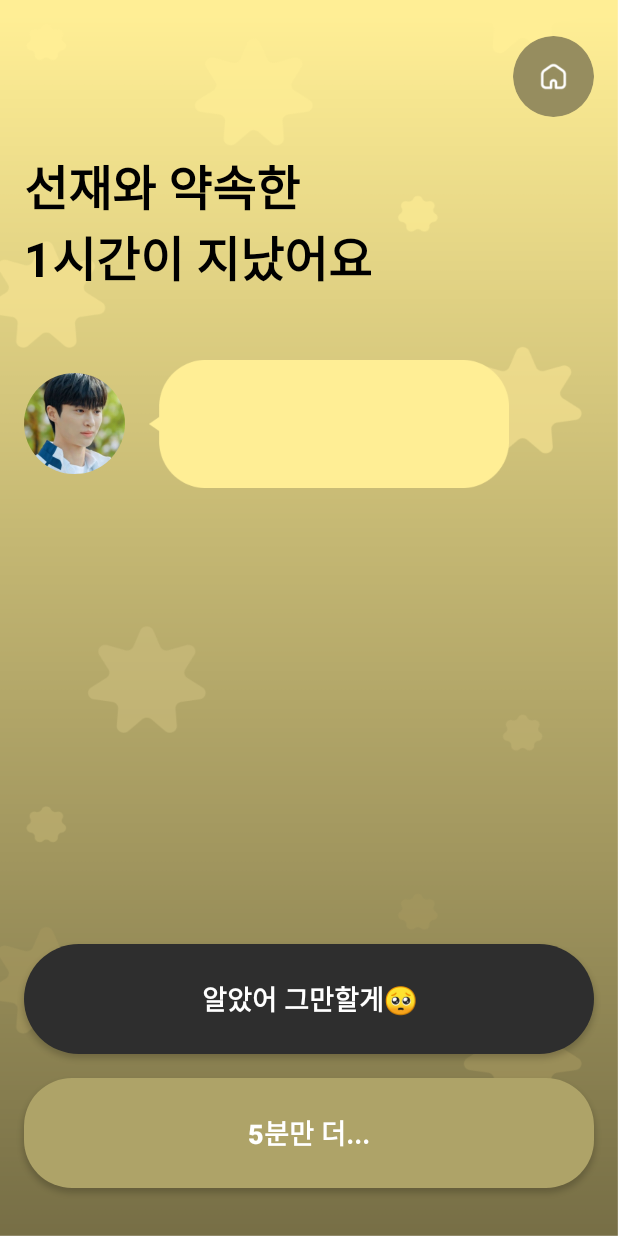
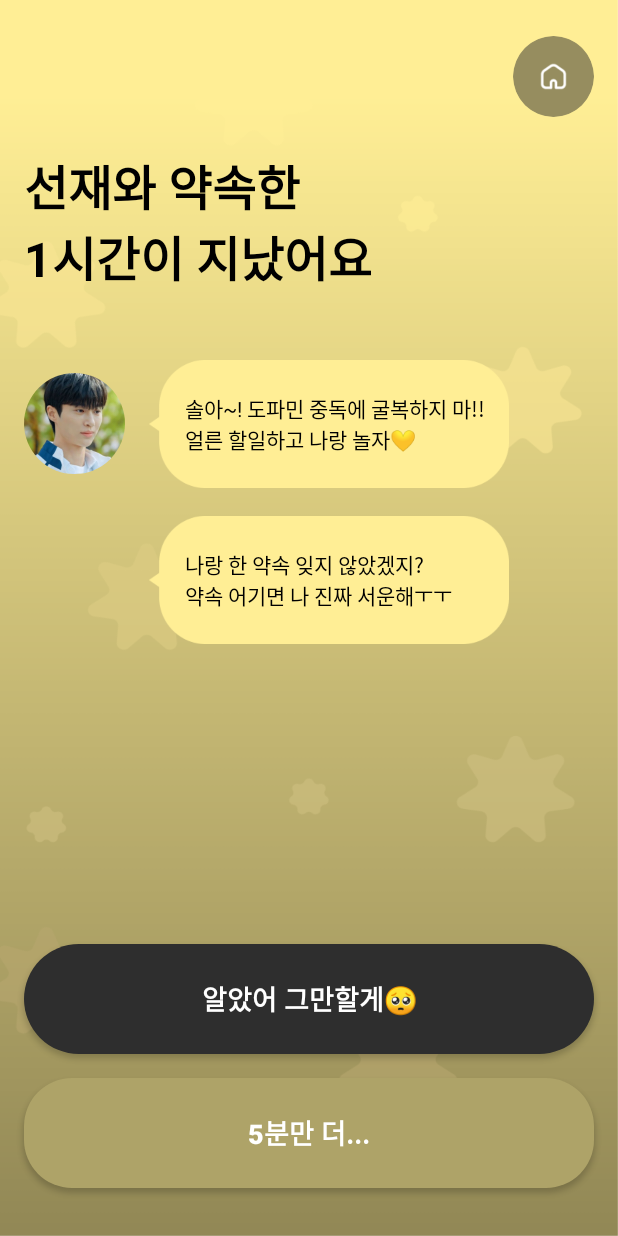
Before and after one commit to DDORING/UTeam-Android, an Android app: the layout activity_bn_alarm.xml on its own in the app's theme, with its tools: preview values and no code run, on a phone screen of 412 x 824 dp. Run offline under Robolectric (Android 15) with nearby library versions, the phone set to English and light mode, and no system bars.

Commit message:
20240601-12:50pm

```diff
--- a/app/src/main/res/layout/activity_bn_alarm.xml
+++ b/app/src/main/res/layout/activity_bn_alarm.xml
@@ -45,7 +45,46 @@
         app:layout_constraintTop_toTopOf="@id/chat_user"
         app:layout_constraintBottom_toBottomOf="@id/chat_user"
         app:layout_constraintStart_toEndOf="@id/chat_user"
+        android:src="@drawable/character_chat" >
+    </androidx.appcompat.widget.AppCompatImageView>
+
+    <TextView
+        android:id="@+id/chat_text01"
+        android:layout_width="wrap_content"
+        android:layout_height="wrap_content"
+        android:text = "솔아~! 도파민 중독에 굴복하지 마!!\n얼른 할일하고 나랑 놀자💛"
+        android:textColor="@color/black"
+        android:textSize="14sp"
+        android:layout_marginLeft="24dp"
+        app:layout_constraintTop_toTopOf="@id/chat_box"
+        app:layout_constraintStart_toStartOf="@id/chat_box"
+        app:layout_constraintBottom_toBottomOf="@id/chat_box"/>
+
+
+
+    <androidx.appcompat.widget.AppCompatImageView
+        android:id="@+id/chat_box_2"
+        android:layout_width="240dp"
+        android:layout_height="88dp"
+        android:layout_marginLeft="16dp"
+        android:layout_marginTop="16dp"
+        app:layout_constraintTop_toBottomOf="@id/chat_box"
+        app:layout_constraintEnd_toEndOf="@id/chat_box"
         android:src="@drawable/character_chat" />
+
+    <TextView
+        android:id="@+id/chat_text_02"
+        android:layout_width="wrap_content"
+        android:layout_height="wrap_content"
+        android:text = "나랑 한 약속 잊지 않았겠지?\n약속 어기면 나 진짜 서운해ㅜㅜ"
+        android:textColor="@color/black"
+        android:textSize="14sp"
+        android:layout_marginLeft="24dp"
+        app:layout_constraintTop_toTopOf="@id/chat_box_2"
+        app:layout_constraintStart_toStartOf="@id/chat_box_2"
+        app:layout_constraintBottom_toBottomOf="@id/chat_box_2"/>
+
+
 
 
     <androidx.appcompat.widget.AppCompatButton
```
Also changed, not shown: app/src/main/res/drawable/gradient_background.png.
